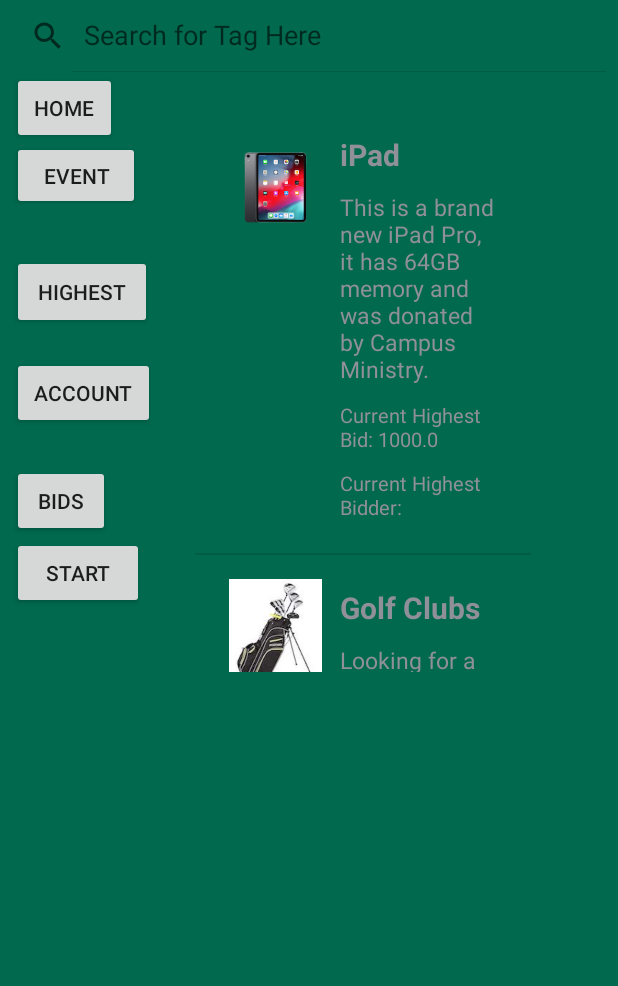
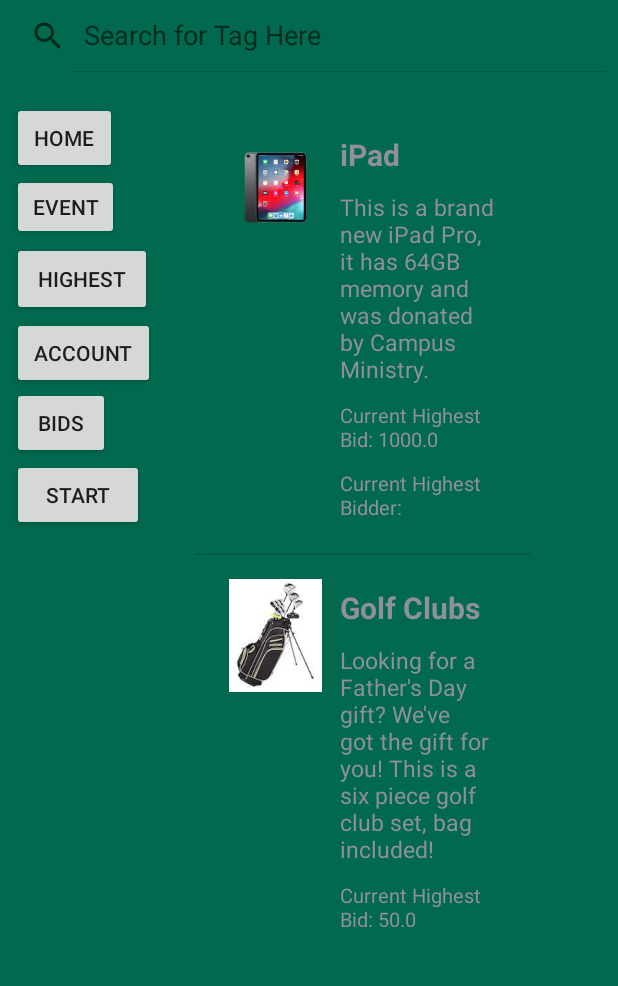
Before and after one commit to noface-0/LoyolaUni-AuctioningApp-Website, an Android app: the screen it shows after launch (MainActivity), on a phone screen of 412 x 824 dp, the part 147-1133 px from its top. Run offline under Robolectric (Android 15) with nearby library versions, the phone set to English and light mode, and no system bars.

Commit message:
buttons done

```diff
--- a/AndroidApp/app/src/main/res/layout/activity_main.xml
+++ b/AndroidApp/app/src/main/res/layout/activity_main.xml
@@ -12,7 +12,9 @@
         android:id="@+id/linearLayout"
         android:layout_width="match_parent"
         android:layout_height="match_parent"
-        android:orientation="vertical">
+        android:orientation="vertical"
+        tools:layout_editor_absoluteX="0dp"
+        tools:layout_editor_absoluteY="-65dp">
 
         <ImageView
             android:id="@+id/logo"
@@ -24,14 +26,14 @@
             android:id="@+id/search_bar"
             android:layout_width="match_parent"
             android:layout_height="wrap_content"
-            android:queryHint="Search for Tag Here"
-            android:iconifiedByDefault="false">
+            android:iconifiedByDefault="false"
+            android:queryHint="Search for Tag Here">
 
         </SearchView>
 
         <LinearLayout
             android:layout_width="224dp"
-            android:layout_height="383dp"
+            android:layout_height="match_parent"
             android:layout_marginStart="130dp"
             android:layout_marginLeft="0dp"
             android:layout_marginTop="20dp"
@@ -44,7 +46,7 @@
             <ListView
                 android:id="@+id/list_of_items"
                 android:layout_width="match_parent"
-                android:layout_height="380dp"></ListView>
+                android:layout_height="550dp"></ListView>
         </LinearLayout>
     </LinearLayout>
 
@@ -67,7 +69,7 @@
         android:layout_height="49dp"
         android:layout_marginStart="8dp"
         android:layout_marginLeft="8dp"
-        android:layout_marginTop="212dp"
+        android:layout_marginTop="203dp"
         android:text="Highest"
         app:layout_constraintLeft_toLeftOf="parent"
         app:layout_constraintRight_toRightOf="parent"
@@ -80,7 +82,7 @@
         android:layout_height="0dp"
         android:layout_marginStart="8dp"
         android:layout_marginLeft="8dp"
-        android:layout_marginTop="352dp"
+        android:layout_marginTop="300dp"
         android:text="Bids"
         app:layout_constraintLeft_toLeftOf="parent"
         app:layout_constraintRight_toRightOf="parent"
@@ -93,7 +95,7 @@
         android:layout_height="48dp"
         android:layout_marginStart="8dp"
         android:layout_marginLeft="8dp"
-        android:layout_marginTop="280dp"
+        android:layout_marginTop="253dp"
         android:text="Account"
         app:layout_constraintLeft_toLeftOf="parent"
         app:layout_constraintRight_toRightOf="parent"
@@ -106,7 +108,7 @@
         android:layout_height="0dp"
         android:layout_marginStart="8dp"
         android:layout_marginLeft="8dp"
-        android:layout_marginTop="90dp"
+        android:layout_marginTop="110dp"
         android:text="Home"
         app:layout_constraintLeft_toLeftOf="parent"
         app:layout_constraintRight_toRightOf="parent"
@@ -115,11 +117,11 @@
 
     <Button
         android:id="@+id/eventButton"
-        android:layout_width="85dp"
-        android:layout_height="46dp"
+        android:layout_width="71dp"
+        android:layout_height="44dp"
         android:layout_marginStart="8dp"
         android:layout_marginLeft="8dp"
-        android:layout_marginTop="136dp"
+        android:layout_marginTop="158dp"
         android:text="Event"
         app:layout_constraintLeft_toLeftOf="parent"
         app:layout_constraintRight_toRightOf="parent"
@@ -132,7 +134,7 @@
         android:layout_height="wrap_content"
         android:layout_marginStart="8dp"
         android:layout_marginLeft="8dp"
-        android:layout_marginTop="400dp"
+        android:layout_marginTop="348dp"
         android:text="Start/Stop"
         app:layout_constraintLeft_toLeftOf="parent"
         app:layout_constraintRight_toRightOf="parent"
@@ -145,7 +147,7 @@
         android:layout_height="wrap_content"
         android:layout_marginStart="8dp"
         android:layout_marginLeft="8dp"
-        android:layout_marginTop="448dp"
+        android:layout_marginTop="397dp"
         android:text="Reset"
         app:layout_constraintLeft_toLeftOf="parent"
         app:layout_constraintRight_toRightOf="parent"
```
